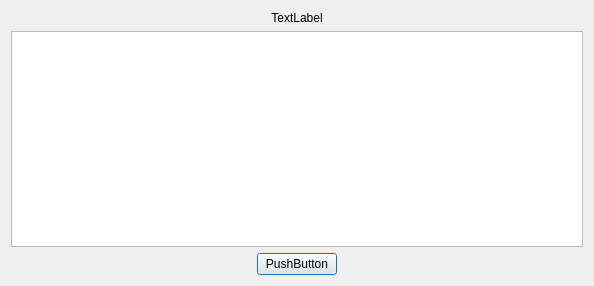
mattin-guiheneuf/LecteurDiaporama, file v-6/v-6/diaporama.ui: the form before one commit.
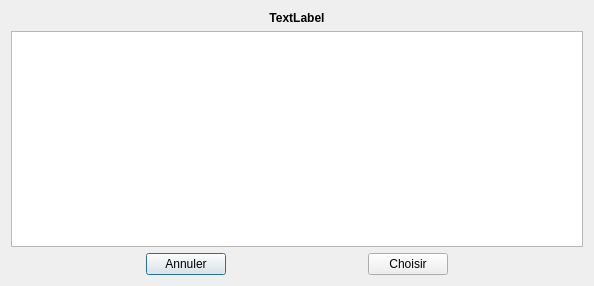
The form after the commit.

What changed in the file:
```diff
--- a/v-6/v-6/diaporama.ui
+++ b/v-6/v-6/diaporama.ui
@@ -16,6 +16,11 @@
   <layout class="QVBoxLayout" name="verticalLayout">
    <item>
     <widget class="QLabel" name="lTitreChoixDiapo">
+     <property name="font">
+      <font>
+       <bold>true</bold>
+      </font>
+     </property>
      <property name="text">
       <string>TextLabel</string>
      </property>
@@ -45,7 +50,27 @@
      <item>
       <widget class="QPushButton" name="bChoixDiapo">
        <property name="text">
-        <string>PushButton</string>
+        <string>Annuler</string>
+       </property>
+      </widget>
+     </item>
+     <item>
+      <spacer name="horizontalSpacer_3">
+       <property name="orientation">
+        <enum>Qt::Horizontal</enum>
+       </property>
+       <property name="sizeHint" stdset="0">
+        <size>
+         <width>40</width>
+         <height>20</height>
+        </size>
+       </property>
+      </spacer>
+     </item>
+     <item>
+      <widget class="QPushButton" name="bChoisir">
+       <property name="text">
+        <string>Choisir</string>
        </property>
       </widget>
      </item>
```
Left out of the diff: 4 changed lines with no effect on the pictures.
